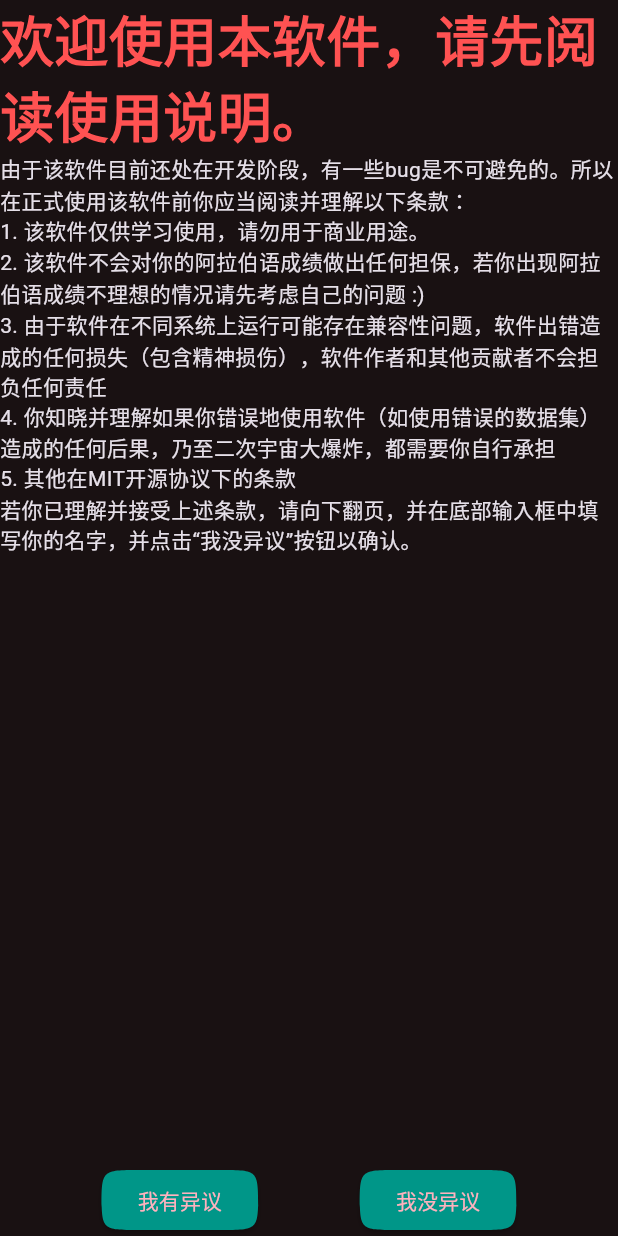
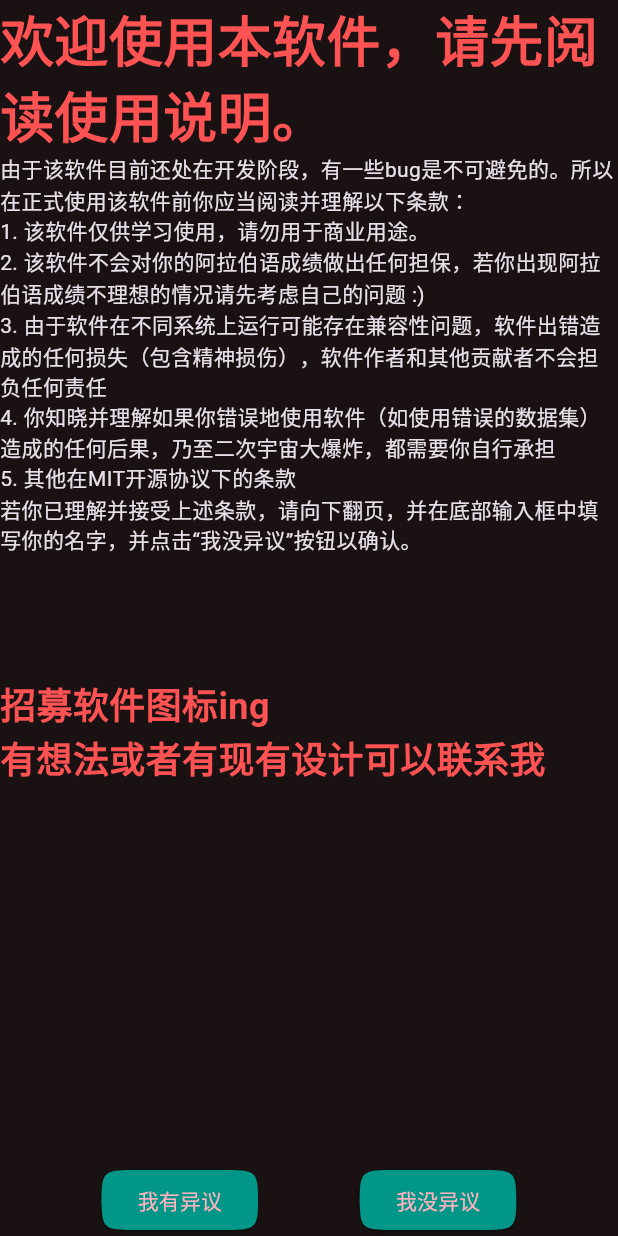
Before and after one commit to OctagonalStar/arabic_learning, a Flutter app: the screen it shows after launch, on a phone screen of 412 x 824 dp. Run offline on Flutter 3.47's test engine with Material 3 defaults, Android fonts, the phone set to English and light mode, and no system bars; our stand-ins replace convex_bottom_bar, file_picker, flutter_tts, google_fonts, just_audio; missing offline and left inert: window_manager; statements that could not run were skipped.

Commit message:
add Icon motivate
Signed-off-by: OctagonalStar <76486554+OctagonalStar@users.noreply.github.com>

```diff
--- a/lib/main.dart
+++ b/lib/main.dart
@@ -209,6 +209,8 @@ class _MyHomePageState extends State<MyHomePage> {
                       Text("4. 你知晓并理解如果你错误地使用软件（如使用错误的数据集）造成的任何后果，乃至二次宇宙大爆炸，都需要你自行承担"),
                       Text("5. 其他在MIT开源协议下的条款"),
                       Text("若你已理解并接受上述条款，请向下翻页，并在底部输入框中填写你的名字，并点击“我没异议”按钮以确认。"),
+                      SizedBox(height: MediaQuery.of(context).size.height * 0.1),
+                      Text('招募软件图标ing\n有想法或者有现有设计可以联系我', style: TextStyle(fontWeight: FontWeight.bold, color: Colors.redAccent, fontSize: 24)),
                       SizedBox(height: MediaQuery.of(context).size.height),
                       TextField(
                         controller: controller,
--- a/lib/setting_page.dart
+++ b/lib/setting_page.dart
@@ -441,7 +441,7 @@ class AboutPage extends StatelessWidget {
               mainAxisAlignment: MainAxisAlignment.start,
               children: [
                 Text("目前该软件仅由 OctagonalStar(别问为什么写网名) 一人开发（其实主要是为了学flutter框架写的），如果有什么问题或者提议都欢迎提issue（或者线下真实？）。"),
-                Text("该软件 <募集软件命名ing(有想法可以联系我)>，主要是为了帮助大家掌握阿语词汇（毕竟上课词汇都要听晕了）"),
+                Text("该软件 <Ar 学>，主要是为了帮助大家掌握阿语词汇（毕竟上课词汇都要听晕了）"),
               ],
             ),
           ),
```
